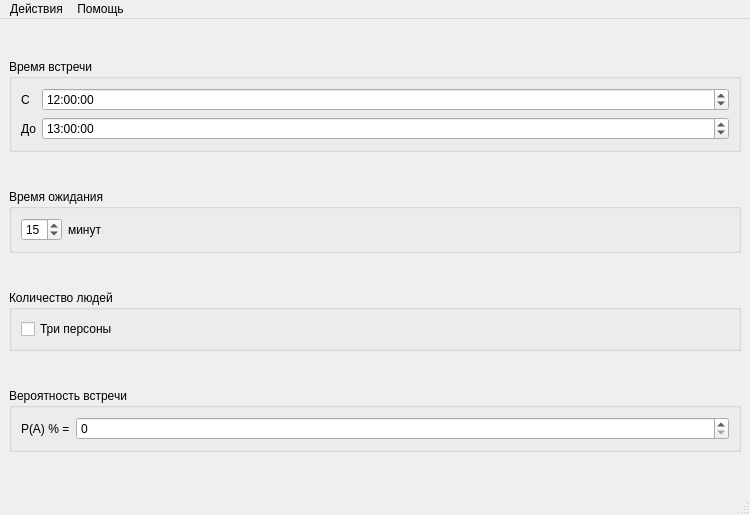
First picture: the form in src/mainwindow.ui, repository HandsAndKeyboards/AppointmentProblem, before the edit.
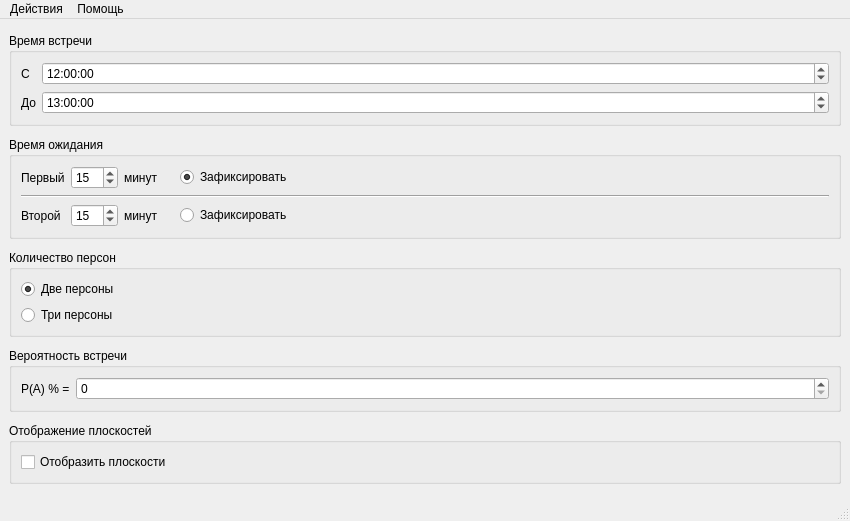
Second picture: the form after the edit.

Commit message: интерфейс поправлен под новые задачи

```diff
--- a/src/mainwindow.ui
+++ b/src/mainwindow.ui
@@ -6,8 +6,8 @@
             <rect>
                 <x>0</x>
                 <y>0</y>
-                <width>750</width>
-                <height>515</height>
+    <width>850</width>
+    <height>521</height>
             </rect>
         </property>
         <property name="windowTitle">
@@ -96,8 +96,8 @@
                         </layout>
                     </widget>
                 </item>
-                <item row="2" column="0" colspan="2">
-                    <widget class="QGroupBox" name="amountOfPersonsGroupBox">
+    <item row="4" column="0" colspan="2">
+     <widget class="QGroupBox" name="planeDisplayGroupBox">
                         <property name="sizePolicy">
                             <sizepolicy hsizetype="Preferred" vsizetype="Maximum">
                                 <horstretch>0</horstretch>
@@ -105,13 +105,13 @@
                             </sizepolicy>
                         </property>
                         <property name="title">
-                            <string>Количество людей</string>
-                        </property>
-                        <layout class="QHBoxLayout" name="horizontalLayout">
-                            <item>
-                                <widget class="QCheckBox" name="threePersonsCheckBox">
+       <string>Отображение плоскостей</string>
+      </property>
+      <layout class="QGridLayout" name="gridLayout_3">
+       <item row="0" column="0">
+        <widget class="QCheckBox" name="planeDisplayCheckBox">
                                     <property name="text">
-                                        <string>Три персоны</string>
+          <string>Отобразить плоскости</string>
                                     </property>
                                 </widget>
                             </item>
@@ -135,18 +135,151 @@
                         <property name="title">
                             <string>Время ожидания</string>
                         </property>
-                        <layout class="QFormLayout" name="formLayout">
-                            <item row="1" column="1">
-                                <widget class="QLabel" name="waitingTimeLabel">
+      <layout class="QGridLayout" name="gridLayout_2">
+       <item row="0" column="2">
+        <widget class="QLabel" name="firstWaitingTimeLabelMinutes">
+         <property name="sizePolicy">
+          <sizepolicy hsizetype="Preferred" vsizetype="Preferred">
+           <horstretch>0</horstretch>
+           <verstretch>0</verstretch>
+          </sizepolicy>
+         </property>
                                     <property name="text">
                                         <string>минут</string>
                                     </property>
                                 </widget>
                             </item>
-                            <item row="1" column="0">
-                                <widget class="QSpinBox" name="waitingTimeSpinBox">
+       <item row="2" column="1">
+        <widget class="QSpinBox" name="secondWaitingTimeSpinBox">
+         <property name="maximum">
+          <number>999</number>
+         </property>
                                     <property name="value">
                                         <number>15</number>
+         </property>
+        </widget>
+       </item>
+       <item row="0" column="1">
+        <widget class="QSpinBox" name="firstWaitingTimeSpinBox">
+         <property name="sizePolicy">
+          <sizepolicy hsizetype="Minimum" vsizetype="Fixed">
+           <horstretch>0</horstretch>
+           <verstretch>0</verstretch>
+          </sizepolicy>
+         </property>
+         <property name="maximum">
+          <number>999</number>
+         </property>
+         <property name="value">
+          <number>15</number>
+         </property>
+        </widget>
+       </item>
+       <item row="2" column="2">
+        <widget class="QLabel" name="secondWaitingTimeLabelMinutes">
+         <property name="text">
+          <string>минут</string>
+         </property>
+        </widget>
+       </item>
+       <item row="0" column="3">
+        <spacer name="horizontalSpacer">
+         <property name="orientation">
+          <enum>Qt::Horizontal</enum>
+         </property>
+         <property name="sizeType">
+          <enum>QSizePolicy::Fixed</enum>
+         </property>
+         <property name="sizeHint" stdset="0">
+          <size>
+           <width>10</width>
+           <height>20</height>
+          </size>
+         </property>
+        </spacer>
+       </item>
+       <item row="0" column="4">
+        <widget class="QRadioButton" name="fixFirstRadioButton">
+         <property name="sizePolicy">
+          <sizepolicy hsizetype="MinimumExpanding" vsizetype="Fixed">
+           <horstretch>0</horstretch>
+           <verstretch>0</verstretch>
+          </sizepolicy>
+         </property>
+         <property name="text">
+          <string>Зафиксировать</string>
+         </property>
+         <property name="checked">
+          <bool>true</bool>
+         </property>
+        </widget>
+       </item>
+       <item row="2" column="0">
+        <widget class="QLabel" name="secondWaitingTimeLabel">
+         <property name="text">
+          <string>Второй</string>
+         </property>
+        </widget>
+       </item>
+       <item row="0" column="0">
+        <widget class="QLabel" name="firstWaitingTimeLabel">
+         <property name="text">
+          <string>Первый</string>
+         </property>
+        </widget>
+       </item>
+       <item row="2" column="4">
+        <widget class="QRadioButton" name="fixSecondRadioButton">
+         <property name="sizePolicy">
+          <sizepolicy hsizetype="MinimumExpanding" vsizetype="Fixed">
+           <horstretch>0</horstretch>
+           <verstretch>0</verstretch>
+          </sizepolicy>
+         </property>
+         <property name="text">
+          <string>Зафиксировать</string>
+         </property>
+        </widget>
+       </item>
+       <item row="1" column="0" colspan="5">
+        <widget class="Line" name="line">
+         <property name="orientation">
+          <enum>Qt::Horizontal</enum>
+         </property>
+        </widget>
+       </item>
+      </layout>
+     </widget>
+    </item>
+    <item row="2" column="0" colspan="2">
+     <widget class="QGroupBox" name="amountOfPersonsGroupBox">
+      <property name="sizePolicy">
+       <sizepolicy hsizetype="Preferred" vsizetype="Maximum">
+        <horstretch>0</horstretch>
+        <verstretch>0</verstretch>
+       </sizepolicy>
+      </property>
+      <property name="title">
+       <string>Количество персон</string>
+      </property>
+      <layout class="QVBoxLayout" name="verticalLayout">
+       <item>
+        <widget class="QRadioButton" name="twoPersonsRadioButton">
+         <property name="text">
+          <string>Две персоны</string>
+         </property>
+         <property name="checked">
+          <bool>true</bool>
+         </property>
+        </widget>
+       </item>
+       <item>
+        <widget class="QRadioButton" name="threePersonsRadioButton">
+         <property name="text">
+          <string>Три персоны</string>
+         </property>
+         <property name="checked">
+          <bool>false</bool>
                                     </property>
                                 </widget>
                             </item>
@@ -195,7 +328,7 @@
                 <rect>
                     <x>0</x>
                     <y>0</y>
-                    <width>750</width>
+     <width>850</width>
                     <height>22</height>
                 </rect>
             </property>
```
Left out of the diff: 9 changed lines with no effect on the pictures. Lines whose indentation alone changed are shown as unchanged. The commit also changes 3 other files.
